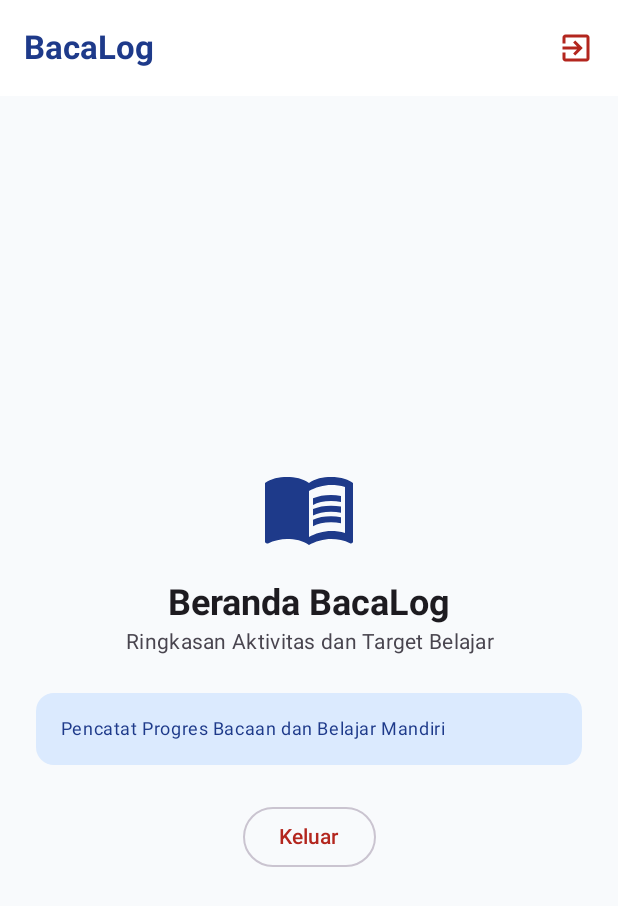
After one commit to Mahl11/0118_BacaLog, an Android app built with Jetpack Compose: the HomeScreen screen opened through its navigation route, on a phone screen of 412 x 824 dp. The commit adds this screen. Shown: the top 906 px of the screen. Run offline under Robolectric (Android 15) with nearby library versions, the phone set to English and light mode, and no system bars.

Commit message:
Mengatur alur navigasi autentikasi pada AppNavGraph dan menghubungkan ke MainActivity

```diff
--- a/app/src/main/java/com/example/bacalog/MainActivity.kt
+++ b/app/src/main/java/com/example/bacalog/MainActivity.kt
@@ -4,14 +4,21 @@ import android.os.Bundle
 import androidx.activity.ComponentActivity
 import androidx.activity.compose.setContent
 import androidx.activity.enableEdgeToEdge
+import androidx.compose.foundation.layout.Box
 import androidx.compose.foundation.layout.fillMaxSize
-import androidx.compose.foundation.layout.padding
-import androidx.compose.material3.Scaffold
-import androidx.compose.material3.Text
+import androidx.compose.material3.CircularProgressIndicator
+import androidx.compose.material3.MaterialTheme
 import androidx.compose.runtime.Composable
+import androidx.compose.runtime.collectAsState
+import androidx.compose.runtime.getValue
+import androidx.compose.ui.Alignment
 import androidx.compose.ui.Modifier
-import androidx.compose.ui.res.stringResource
+import androidx.lifecycle.viewmodel.compose.viewModel
+import com.example.bacalog.ui.navigation.AppNavGraph
+import com.example.bacalog.ui.navigation.Screen
 import com.example.bacalog.ui.theme.BacaLogTheme
+import com.example.bacalog.viewmodel.AuthViewModel
+import com.example.bacalog.viewmodel.ViewModelFactory
 
 class MainActivity : ComponentActivity() {
     override fun onCreate(savedInstanceState: Bundle?) {
@@ -19,21 +26,36 @@ class MainActivity : ComponentActivity() {
         enableEdgeToEdge()
         setContent {
             BacaLogTheme {
-                Scaffold(modifier = Modifier.fillMaxSize()) { innerPadding ->
-                    Greeting(
-                        name = stringResource(R.string.app_name),
-                        modifier = Modifier.padding(innerPadding)
-                    )
+                val factory = ViewModelFactory(applicationContext)
+                val authViewModel: AuthViewModel = viewModel(factory = factory)
+                val isUserLoggedIn by authViewModel.isUserLoggedIn.collectAsState()
+
+                when (isUserLoggedIn) {
+                    null -> {
+                        // Layar memuat awal saat membaca sesi dari DataStore
+                        Box(
+                            modifier = Modifier.fillMaxSize(),
+                            contentAlignment = Alignment.Center
+                        ) {
+                            CircularProgressIndicator(
+                                color = MaterialTheme.colorScheme.primary
+                            )
+                        }
+                    }
+                    true -> {
+                        AppNavGraph(
+                            authViewModel = authViewModel,
+                            startDestination = Screen.Home.route
+                        )
+                    }
+                    false -> {
+                        AppNavGraph(
+                            authViewModel = authViewModel,
+                            startDestination = Screen.Login.route
+                        )
+                    }
                 }
             }
         }
     }
 }
-
-@Composable
-fun Greeting(name: String, modifier: Modifier = Modifier) {
-    Text(
-        text = name,
-        modifier = modifier
-    )
-}
--- /dev/null
+++ b/app/src/main/java/com/example/bacalog/ui/navigation/AppNavGraph.kt
@@ -0,0 +1,67 @@
+package com.example.bacalog.ui.navigation
+
+import androidx.compose.runtime.Composable
+import androidx.compose.ui.Modifier
+import androidx.navigation.NavHostController
+import androidx.navigation.compose.NavHost
+import androidx.navigation.compose.composable
+import androidx.navigation.compose.rememberNavController
+import com.example.bacalog.ui.screens.auth.LoginScreen
+import com.example.bacalog.ui.screens.auth.RegisterScreen
+import com.example.bacalog.ui.screens.home.HomeScreen
+import com.example.bacalog.viewmodel.AuthViewModel
+
+@Composable
+fun AppNavGraph(
+    authViewModel: AuthViewModel,
+    startDestination: String,
+    modifier: Modifier = Modifier,
+    navController: NavHostController = rememberNavController()
+) {
+    NavHost(
+        navController = navController,
+        startDestination = startDestination,
+        modifier = modifier
+    ) {
+        composable(Screen.Login.route) {
+            LoginScreen(
+                viewModel = authViewModel,
+                onNavigateToRegister = {
+                    authViewModel.resetState()
+                    navController.navigate(Screen.Register.route)
+                },
+                onLoginSuccess = {
+                    navController.navigate(Screen.Home.route) {
+                        popUpTo(Screen.Login.route) { inclusive = true }
+                    }
+                }
+            )
+        }
+
+        composable(Screen.Register.route) {
+            RegisterScreen(
+                viewModel = authViewModel,
+                onNavigateToLogin = {
+                    authViewModel.resetState()
+                    navController.popBackStack()
+                },
+                onRegisterSuccess = {
+                    navController.navigate(Screen.Home.route) {
+                        popUpTo(Screen.Login.route) { inclusive = true }
+                    }
+                }
+            )
+        }
+
+        composable(Screen.Home.route) {
+            HomeScreen(
+                authViewModel = authViewModel,
+                onLogout = {
+                    navController.navigate(Screen.Login.route) {
+                        popUpTo(Screen.Home.route) { inclusive = true }
+                    }
+                }
+            )
+        }
+    }
+}
--- /dev/null
+++ b/app/src/main/java/com/example/bacalog/ui/screens/home/HomeScreen.kt
@@ -0,0 +1,140 @@
+package com.example.bacalog.ui.screens.home
+
+import androidx.compose.foundation.layout.Arrangement
+import androidx.compose.foundation.layout.Box
+import androidx.compose.foundation.layout.Column
+import androidx.compose.foundation.layout.Spacer
+import androidx.compose.foundation.layout.fillMaxSize
+import androidx.compose.foundation.layout.fillMaxWidth
+import androidx.compose.foundation.layout.height
+import androidx.compose.foundation.layout.padding
+import androidx.compose.foundation.layout.size
+import androidx.compose.material.icons.Icons
+import androidx.compose.material.icons.automirrored.filled.ExitToApp
+import androidx.compose.material.icons.automirrored.filled.MenuBook
+import androidx.compose.material3.ButtonDefaults
+import androidx.compose.material3.Card
+import androidx.compose.material3.CardDefaults
+import androidx.compose.material3.ExperimentalMaterial3Api
+import androidx.compose.material3.Icon
+import androidx.compose.material3.IconButton
+import androidx.compose.material3.MaterialTheme
+import androidx.compose.material3.OutlinedButton
+import androidx.compose.material3.Scaffold
+import androidx.compose.material3.Text
+import androidx.compose.material3.TopAppBar
+import androidx.compose.material3.TopAppBarDefaults
+import androidx.compose.runtime.Composable
+import androidx.compose.ui.Alignment
+import androidx.compose.ui.Modifier
+import androidx.compose.ui.res.dimensionResource
+import androidx.compose.ui.res.stringResource
+import androidx.compose.ui.text.font.FontWeight
+import androidx.compose.ui.text.style.TextAlign
+import com.example.bacalog.R
+import com.example.bacalog.viewmodel.AuthViewModel
+
+@OptIn(ExperimentalMaterial3Api::class)
+@Composable
+fun HomeScreen(
+    authViewModel: AuthViewModel,
+    onLogout: () -> Unit,
+    modifier: Modifier = Modifier
+) {
+    Scaffold(
+        modifier = modifier.fillMaxSize(),
+        topBar = {
+            TopAppBar(
+                title = {
+                    Text(
+                        text = stringResource(R.string.app_name),
+                        fontWeight = FontWeight.Bold
+                    )
+                },
+                actions = {
+                    IconButton(onClick = {
+                        authViewModel.logout()
+                        onLogout()
+                    }) {
+                        Icon(
+                            imageVector = Icons.AutoMirrored.Filled.ExitToApp,
+                            contentDescription = stringResource(R.string.btn_keluar),
+                            tint = MaterialTheme.colorScheme.error
+                        )
+                    }
+                },
+                colors = TopAppBarDefaults.topAppBarColors(
+                    containerColor = MaterialTheme.colorScheme.surface,
+                    titleContentColor = MaterialTheme.colorScheme.primary
+                )
+            )
+        }
+    ) { innerPadding ->
+        Column(
+            modifier = Modifier
+                .fillMaxSize()
+                .padding(innerPadding)
+                .padding(dimensionResource(R.dimen.padding_large)),
+            horizontalAlignment = Alignment.CenterHorizontally,
+            verticalArrangement = Arrangement.Center
+        ) {
+            Icon(
+                imageVector = Icons.AutoMirrored.Filled.MenuBook,
+                contentDescription = null,
+                tint = MaterialTheme.colorScheme.primary,
+                modifier = Modifier.size(dimensionResource(R.dimen.auth_header_icon_size))
+            )
+
+            Spacer(modifier = Modifier.height(dimensionResource(R.dimen.padding_medium)))
+
+            Text(
+                text = stringResource(R.string.home_judul),
+                style = MaterialTheme.typography.headlineSmall,
+                fontWeight = FontWeight.Bold,
+                color = MaterialTheme.colorScheme.onSurface
+            )
+
+            Text(
+                text = stringResource(R.string.home_subjudul),
+                style = MaterialTheme.typography.bodyMedium,
+                color = MaterialTheme.colorScheme.onSurfaceVariant,
+                textAlign = TextAlign.Center
+            )
+
+            Spacer(modifier = Modifier.height(dimensionResource(R.dimen.form_spacing_large)))
+
+            Card(
+                modifier = Modifier.fillMaxWidth(),
+                colors = CardDefaults.cardColors(
+                    containerColor = MaterialTheme.colorScheme.primaryContainer
+                )
+            ) {
+                Column(
+                    modifier = Modifier.padding(dimensionResource(R.dimen.padding_medium)),
+                    horizontalAlignment = Alignment.CenterHorizontally
+                ) {
+                    Text(
+                        text = stringResource(R.string.app_tagline),
+                        style = MaterialTheme.typography.bodySmall,
+                        color = MaterialTheme.colorScheme.onPrimaryContainer,
+                        textAlign = TextAlign.Center
+                    )
+                }
+            }
+
+            Spacer(modifier = Modifier.height(dimensionResource(R.dimen.padding_large)))
+
+            OutlinedButton(
+                onClick = {
+                    authViewModel.logout()
+                    onLogout()
+                },
+                colors = ButtonDefaults.outlinedButtonColors(
+                    contentColor = MaterialTheme.colorScheme.error
+                )
+            ) {
+                Text(text = stringResource(R.string.btn_keluar))
+            }
+        }
+    }
+}
```
